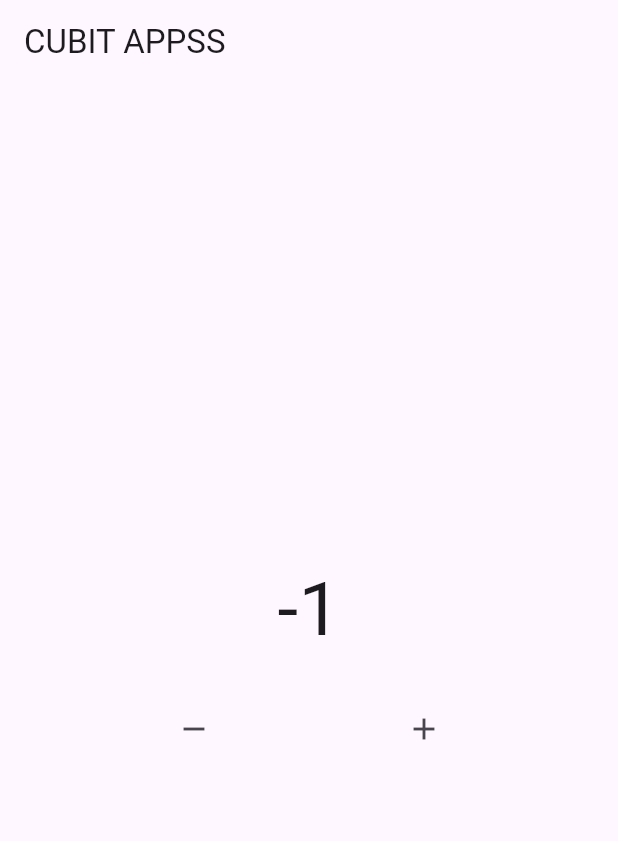
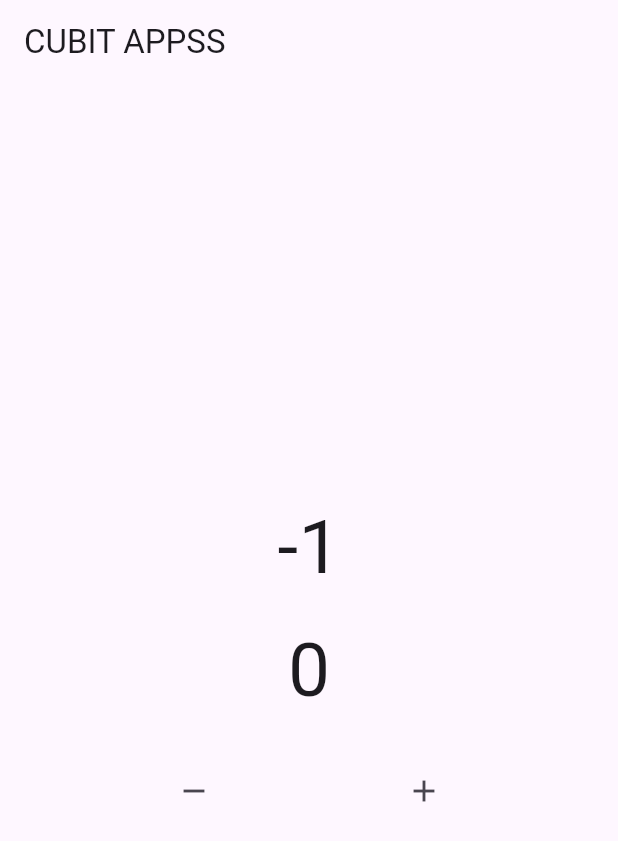
Before and after one commit to salim-maula/State-BLOC-, a Flutter app: the screen it shows after launch, after a tap on the "remove" icon, on a phone screen of 412 x 824 dp. Shown: the top 841 px of the screen. Run offline on Flutter 3.47's test engine with Material 3 defaults, Android fonts, the phone set to English and light mode, and no system bars; our stand-ins replace bloc.

Commit message:
Section 1-3 Cubit Observer

```diff
--- a/lib/main.dart
+++ b/lib/main.dart
@@ -25,6 +25,8 @@ class CounterCubit extends Cubit<int> {
   //! jika tidak mau 0, kita juga bisa set initialData, dengan melemparnya di dalam constructor
   // CounterCubit({this.initialData = 0}) : super(initialData); //! ganti constructor diatas dengan yang ada di bawah
   // int initialData;
+  int? current;
+  int? next;
 
   void addData() {
     emit(state + 1);
@@ -32,6 +34,18 @@ class CounterCubit extends Cubit<int> {
 
   void minusData() {
     emit(state - 1);
+  }
+
+  //! kelebihan menggunakan Cubit atau Bloc, kita bisa melakukan observer terhadap kelas tersebut
+  //! -perubahan(onChange)
+  //! -error (onError) dll
+
+  @override
+  void onChange(Change<int> change) {
+    super.onChange(change);
+    print(change);
+    current = change.currentState;
+    next = change.nextState;
   }
 }
 
@@ -52,24 +66,26 @@ class HomePage extends StatelessWidget {
         children: [
           StreamBuilder(
               //! jika tidak mau menggunakan if == ConnectionState.waiting gunakan initial data
-              // initialData: mycounter.initialData,
+              initialData: 0,
               stream: mycounter.stream,
               builder: (context, snapshot) {
-                if (snapshot.connectionState == ConnectionState.waiting) {
-                  return const Center(
-                    child: Text(
-                      'Loading',
-                      style: TextStyle(fontSize: 50),
-                    ),
-                  );
-                } else {
-                  return Center(
-                    child: Text(
-                      '${snapshot.data}',
-                      style: TextStyle(fontSize: 50),
-                    ),
-                  );
-                }
+                return Center(
+                  child: Column(
+                    children: [
+                      Text(
+                        '${snapshot.data}',
+                        style: TextStyle(fontSize: 50),
+                      ),
+                      const SizedBox(
+                        height: 10,
+                      ),
+                      Text(
+                        '${mycounter.current}',
+                        style: TextStyle(fontSize: 50),
+                      ),
+                    ],
+                  ),
+                );
               }),
           const SizedBox(
             height: 20,
```
